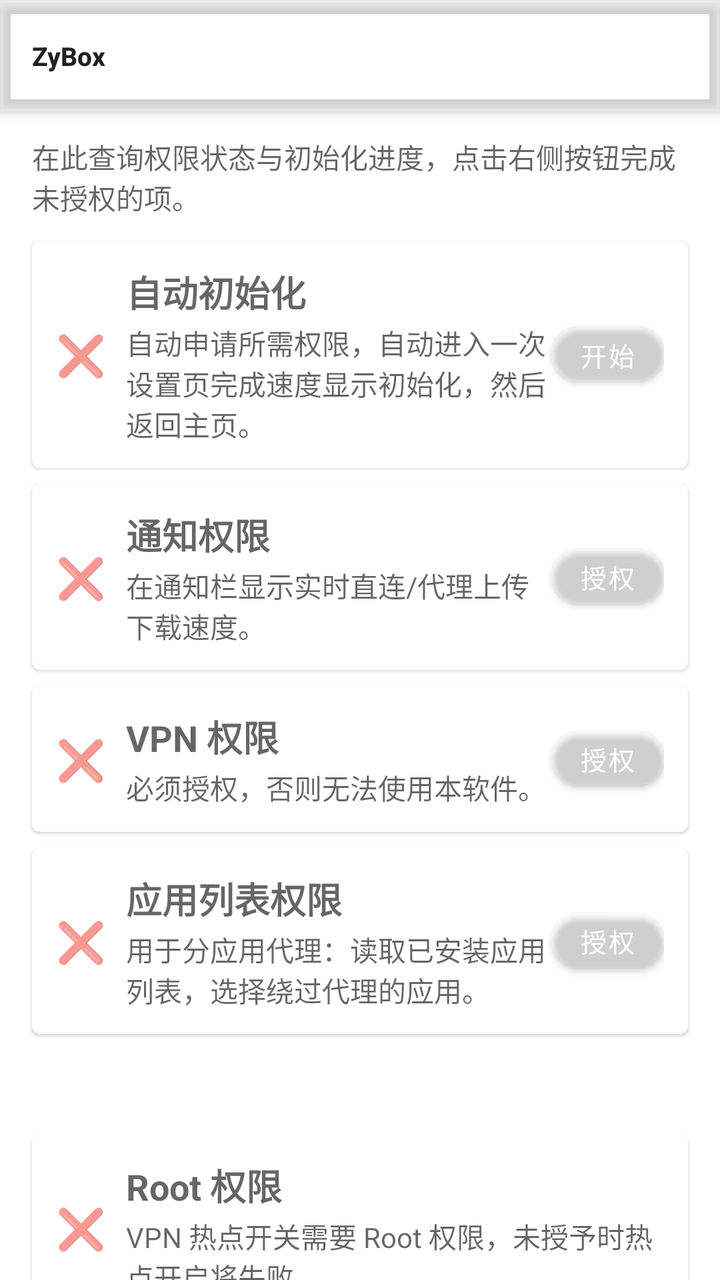
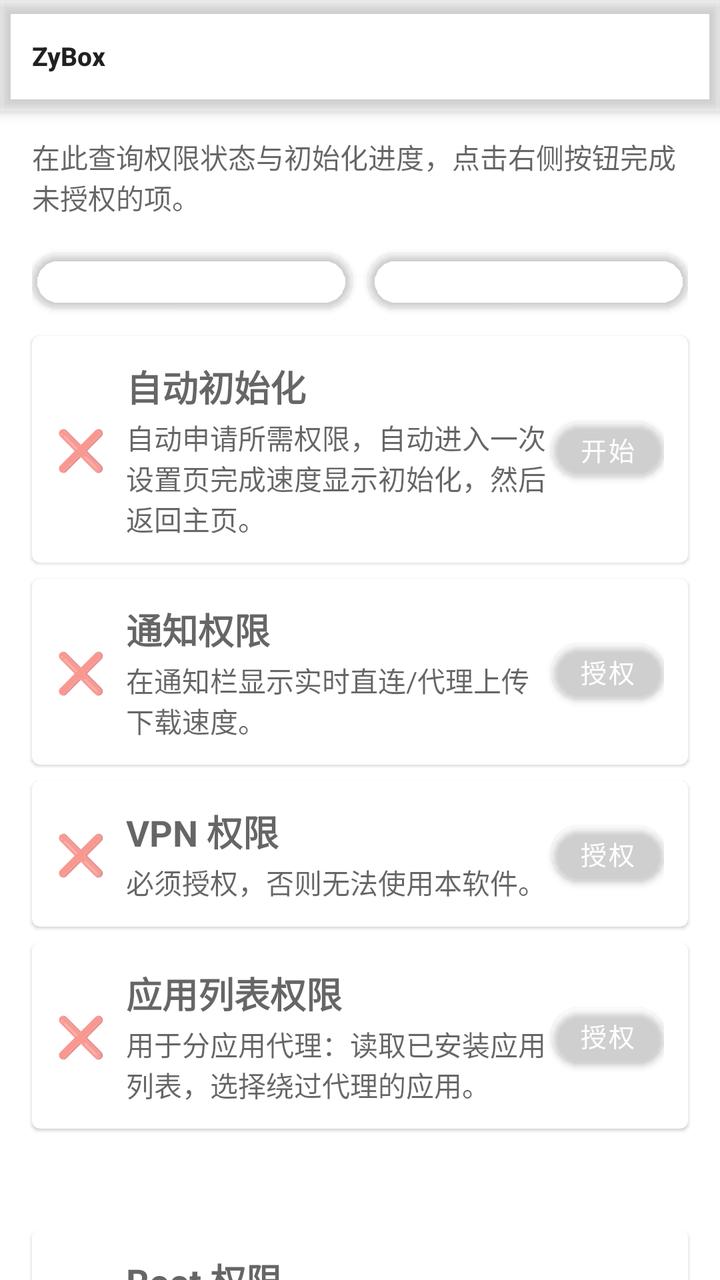

Before-and-after screenshots of an Android layout around one commit, followed by the original layout XML and the change that was made.
<!-- AndroidManifest.xml: application theme Theme.Start -->
<!-- res/layout/layout_zybox_permission.xml -->
<?xml version="1.0" encoding="utf-8"?>
<LinearLayout xmlns:android="http://schemas.android.com/apk/res/android"
    xmlns:app="http://schemas.android.com/apk/res-auto"
    android:layout_width="match_parent"
    android:layout_height="match_parent"
    android:orientation="vertical"
    android:background="?android:windowBackground">

    <include
        layout="@layout/layout_appbar"
        android:layout_width="match_parent"
        android:layout_height="wrap_content" />

    <androidx.core.widget.NestedScrollView
        android:layout_width="match_parent"
        android:layout_height="match_parent"
        android:overScrollMode="never"
        android:scrollbars="none">

        <LinearLayout
            android:layout_width="match_parent"
            android:layout_height="wrap_content"
            android:orientation="vertical"
            android:padding="12dp">

            <TextView
                android:layout_width="match_parent"
                android:layout_height="wrap_content"
                android:layout_marginStart="4dp"
                android:layout_marginEnd="4dp"
                android:layout_marginBottom="8dp"
                android:text="@string/zybox_permission_hint"
                android:textAppearance="?android:attr/textAppearanceSmall"
                android:textColor="?android:attr/textColorSecondary" />

            
            <com.google.android.material.card.MaterialCardView
                android:layout_width="match_parent"
                android:layout_height="wrap_content"
                android:layout_margin="4dp"
                app:cardElevation="1dp">

                <LinearLayout
                    android:layout_width="match_parent"
                    android:layout_height="wrap_content"
                    android:gravity="center_vertical"
                    android:orientation="horizontal"
                    android:padding="12dp">

                    <TextView
                        android:id="@+id/perm_status_auto"
                        android:layout_width="wrap_content"
                        android:layout_height="wrap_content"
                        android:text="❌"
                        android:textSize="20sp" />

                    <LinearLayout
                        android:layout_width="0dp"
                        android:layout_height="wrap_content"
                        android:layout_marginStart="10dp"
                        android:layout_weight="1"
                        android:orientation="vertical">

                        <TextView
                            android:layout_width="wrap_content"
                            android:layout_height="wrap_content"
                            android:text="@string/zybox_init_auto"
                            android:textAppearance="?android:attr/textAppearanceMedium"
                            android:textStyle="bold" />

                        <TextView
                            android:layout_width="wrap_content"
                            android:layout_height="wrap_content"
                            android:layout_marginTop="2dp"
                            android:text="@string/zybox_init_auto_sum"
                            android:textAppearance="?android:attr/textAppearanceSmall"
                            android:textColor="?android:attr/textColorSecondary" />
                    </LinearLayout>

                    <com.google.android.material.button.MaterialButton
                        android:id="@+id/perm_btn_auto"
                        style="@style/Widget.MaterialComponents.Button.ZyBox"
                        android:layout_width="wrap_content"
                        android:layout_height="wrap_content"
                        android:minWidth="0dp"
                        android:minHeight="0dp"
                        android:paddingStart="14dp"
                        android:paddingEnd="14dp"
                        android:text="@string/zybox_init_start"
                        android:textSize="13sp" />
                </LinearLayout>
            </com.google.android.material.card.MaterialCardView>

            
            <com.google.android.material.card.MaterialCardView
                android:layout_width="match_parent"
                android:layout_height="wrap_content"
                android:layout_margin="4dp"
                app:cardElevation="1dp">

                <LinearLayout
                    android:layout_width="match_parent"
                    android:layout_height="wrap_content"
                    android:gravity="center_vertical"
                    android:orientation="horizontal"
                    android:padding="12dp">

                    <TextView
                        android:id="@+id/perm_status_notif"
                        android:layout_width="wrap_content"
                        android:layout_height="wrap_content"
                        android:text="❌"
                        android:textSize="20sp" />

                    <LinearLayout
                        android:layout_width="0dp"
                        android:layout_height="wrap_content"
                        android:layout_marginStart="10dp"
                        android:layout_weight="1"
                        android:orientation="vertical">

                        <TextView
                            android:layout_width="wrap_content"
                            android:layout_height="wrap_content"
                            android:text="@string/zybox_init_notif"
                            android:textAppearance="?android:attr/textAppearanceMedium"
                            android:textStyle="bold" />

                        <TextView
                            android:layout_width="wrap_content"
                            android:layout_height="wrap_content"
                            android:layout_marginTop="2dp"
                            android:text="@string/zybox_init_notif_sum"
                            android:textAppearance="?android:attr/textAppearanceSmall"
                            android:textColor="?android:attr/textColorSecondary" />
                    </LinearLayout>

                    <com.google.android.material.button.MaterialButton
                        android:id="@+id/perm_btn_notif"
                        style="@style/Widget.MaterialComponents.Button.ZyBox"
                        android:layout_width="wrap_content"
                        android:layout_height="wrap_content"
                        android:minWidth="0dp"
                        android:minHeight="0dp"
                        android:paddingStart="14dp"
                        android:paddingEnd="14dp"
                        android:text="@string/zybox_init_grant"
                        android:textSize="13sp" />
                </LinearLayout>
            </com.google.android.material.card.MaterialCardView>

            
            <com.google.android.material.card.MaterialCardView
                android:layout_width="match_parent"
                android:layout_height="wrap_content"
                android:layout_margin="4dp"
                app:cardElevation="1dp">

                <LinearLayout
                    android:layout_width="match_parent"
                    android:layout_height="wrap_content"
                    android:gravity="center_vertical"
                    android:orientation="horizontal"
                    android:padding="12dp">

                    <TextView
                        android:id="@+id/perm_status_vpn"
                        android:layout_width="wrap_content"
                        android:layout_height="wrap_content"
                        android:text="❌"
                        android:textSize="20sp" />

                    <LinearLayout
                        android:layout_width="0dp"
                        android:layout_height="wrap_content"
                        android:layout_marginStart="10dp"
                        android:layout_weight="1"
                        android:orientation="vertical">

                        <TextView
                            android:layout_width="wrap_content"
                            android:layout_height="wrap_content"
                            android:text="@string/zybox_init_vpn"
                            android:textAppearance="?android:attr/textAppearanceMedium"
                            android:textStyle="bold" />

                        <TextView
                            android:layout_width="wrap_content"
                            android:layout_height="wrap_content"
                            android:layout_marginTop="2dp"
                            android:text="@string/zybox_init_vpn_sum"
                            android:textAppearance="?android:attr/textAppearanceSmall"
                            android:textColor="?android:attr/textColorSecondary" />
                    </LinearLayout>

                    <com.google.android.material.button.MaterialButton
                        android:id="@+id/perm_btn_vpn"
                        style="@style/Widget.MaterialComponents.Button.ZyBox"
                        android:layout_width="wrap_content"
                        android:layout_height="wrap_content"
                        android:minWidth="0dp"
                        android:minHeight="0dp"
                        android:paddingStart="14dp"
                        android:paddingEnd="14dp"
                        android:text="@string/zybox_init_grant"
                        android:textSize="13sp" />
                </LinearLayout>
            </com.google.android.material.card.MaterialCardView>

            
            <com.google.android.material.card.MaterialCardView
                android:layout_width="match_parent"
                android:layout_height="wrap_content"
                android:layout_margin="4dp"
                app:cardElevation="1dp">

                <LinearLayout
                    android:layout_width="match_parent"
                    android:layout_height="wrap_content"
                    android:gravity="center_vertical"
                    android:orientation="horizontal"
                    android:padding="12dp">

                    <TextView
                        android:id="@+id/perm_status_apps"
                        android:layout_width="wrap_content"
                        android:layout_height="wrap_content"
                        android:text="❌"
                        android:textSize="20sp" />

                    <LinearLayout
                        android:layout_width="0dp"
                        android:layout_height="wrap_content"
                        android:layout_marginStart="10dp"
                        android:layout_weight="1"
                        android:orientation="vertical">

                        <TextView
                            android:layout_width="wrap_content"
                            android:layout_height="wrap_content"
                            android:text="@string/zybox_init_apps"
                            android:textAppearance="?android:attr/textAppearanceMedium"
                            android:textStyle="bold" />

                        <TextView
                            android:layout_width="wrap_content"
                            android:layout_height="wrap_content"
                            android:layout_marginTop="2dp"
                            android:text="@string/zybox_init_apps_sum"
                            android:textAppearance="?android:attr/textAppearanceSmall"
                            android:textColor="?android:attr/textColorSecondary" />
                    </LinearLayout>

                    <com.google.android.material.button.MaterialButton
                        android:id="@+id/perm_btn_apps"
                        style="@style/Widget.MaterialComponents.Button.ZyBox"
                        android:layout_width="wrap_content"
                        android:layout_height="wrap_content"
                        android:minWidth="0dp"
                        android:minHeight="0dp"
                        android:paddingStart="14dp"
                        android:paddingEnd="14dp"
                        android:text="@string/zybox_init_grant"
                        android:textSize="13sp" />
                </LinearLayout>
            </com.google.android.material.card.MaterialCardView>

            
            <TextView
                android:layout_width="match_parent"
                android:layout_height="wrap_content"
                android:layout_marginStart="4dp"
                android:layout_marginTop="12dp"
                android:layout_marginEnd="4dp"
                android:layout_marginBottom="4dp"
                android:text="@string/zybox_vpn_hotspot_section"
                android:textAppearance="?android:attr/textAppearanceMedium"
                android:textStyle="bold"
                android:textColor="?attr/colorPrimary" />

            
            <com.google.android.material.card.MaterialCardView
                android:layout_width="match_parent"
                android:layout_height="wrap_content"
                android:layout_margin="4dp"
                app:cardElevation="1dp">

                <LinearLayout
                    android:layout_width="match_parent"
                    android:layout_height="wrap_content"
                    android:gravity="center_vertical"
                    android:orientation="horizontal"
                    android:padding="12dp">

                    <TextView
                        android:id="@+id/perm_status_root"
                        android:layout_width="wrap_content"
                        android:layout_height="wrap_content"
                        android:text="❌"
                        android:textSize="20sp" />

                    <LinearLayout
                        android:layout_width="0dp"
                        android:layout_height="wrap_content"
                        android:layout_marginStart="10dp"
                        android:layout_weight="1"
                        android:orientation="vertical">

                        <TextView
                            android:layout_width="wrap_content"
                            android:layout_height="wrap_content"
                            android:text="@string/zybox_permission_root"
                            android:textAppearance="?android:attr/textAppearanceMedium"
                            android:textStyle="bold" />

                        <TextView
                            android:layout_width="wrap_content"
                            android:layout_height="wrap_content"
                            android:layout_marginTop="2dp"
                            android:text="@string/zybox_permission_root_sum"
                            android:textAppearance="?android:attr/textAppearanceSmall"
                            android:textColor="?android:attr/textColorSecondary" />
                    </LinearLayout>
                </LinearLayout>
            </com.google.android.material.card.MaterialCardView>

            
            <TextView
                android:layout_width="match_parent"
                android:layout_height="wrap_content"
                android:layout_marginStart="4dp"
                android:layout_marginTop="12dp"
                android:layout_marginEnd="4dp"
                android:layout_marginBottom="4dp"
                android:text="@string/zybox_opt_section"
                android:textAppearance="?android:attr/textAppearanceMedium"
                android:textStyle="bold"
                android:textColor="?attr/colorPrimary" />

            
            <LinearLayout
                android:id="@+id/perm_btn_route"
                android:layout_width="match_parent"
                android:layout_height="wrap_content"
                android:layout_margin="4dp"
                android:background="@drawable/zybox_ping_capsule"
                android:gravity="center_vertical"
                android:orientation="horizontal"
                android:padding="12dp"
                android:clickable="true"
                android:focusable="true">

                <TextView
                    android:layout_width="wrap_content"
                    android:layout_height="wrap_content"
                    android:text="▶"
                    android:textSize="16sp"
                    android:textColor="@color/material_pink_500" />

                <LinearLayout
                    android:layout_width="0dp"
                    android:layout_height="wrap_content"
                    android:layout_marginStart="10dp"
                    android:layout_weight="1"
                    android:orientation="vertical">

                    <TextView
                        android:layout_width="wrap_content"
                        android:layout_height="wrap_content"
                        android:text="@string/zybox_init_route_all"
                        android:textAppearance="?android:attr/textAppearanceMedium"
                        android:textStyle="bold" />

                    <TextView
                        android:layout_width="wrap_content"
                        android:layout_height="wrap_content"
                        android:layout_marginTop="2dp"
                        android:text="@string/zybox_init_route_all_sum"
                        android:textAppearance="?android:attr/textAppearanceSmall"
                        android:textColor="?android:attr/textColorSecondary" />
                </LinearLayout>
            </LinearLayout>

            
            <LinearLayout
                android:id="@+id/perm_btn_apps_import"
                android:layout_width="match_parent"
                android:layout_height="wrap_content"
                android:layout_margin="4dp"
                android:background="@drawable/zybox_ping_capsule"
                android:gravity="center_vertical"
                android:orientation="horizontal"
                android:padding="12dp"
                android:clickable="true"
                android:focusable="true">

                <TextView
                    android:layout_width="wrap_content"
                    android:layout_height="wrap_content"
                    android:text="▶"
                    android:textSize="16sp"
                    android:textColor="@color/material_pink_500" />

                <LinearLayout
                    android:layout_width="0dp"
                    android:layout_height="wrap_content"
                    android:layout_marginStart="10dp"
                    android:layout_weight="1"
                    android:orientation="vertical">

                    <TextView
                        android:layout_width="wrap_content"
                        android:layout_height="wrap_content"
                        android:text="@string/zybox_init_apps_import"
                        android:textAppearance="?android:attr/textAppearanceMedium"
                        android:textStyle="bold" />

                    <TextView
                        android:layout_width="wrap_content"
                        android:layout_height="wrap_content"
                        android:layout_marginTop="2dp"
                        android:text="@string/zybox_init_apps_import_sum"
                        android:textAppearance="?android:attr/textAppearanceSmall"
                        android:textColor="?android:attr/textColorSecondary" />
                </LinearLayout>
            </LinearLayout>

        </LinearLayout>
    </androidx.core.widget.NestedScrollView>
</LinearLayout>
<!-- res/layout/layout_appbar.xml (included above) -->
<?xml version="1.0" encoding="utf-8"?>
<com.google.android.material.appbar.AppBarLayout xmlns:android="http://schemas.android.com/apk/res/android"
    xmlns:app="http://schemas.android.com/apk/res-auto"
    android:id="@+id/appbar"
    android:layout_width="match_parent"
    android:layout_height="?attr/actionBarSize"
    android:background="?attr/colorPrimary"
    android:elevation="4dp">

    <com.google.android.material.appbar.MaterialToolbar
        android:id="@+id/toolbar"
        android:layout_width="match_parent"
        android:layout_height="match_parent"
        android:background="?attr/colorPrimary"
        android:theme="?actionBarTheme"
        android:touchscreenBlocksFocus="false"
        app:popupTheme="@style/ThemeOverlay.AppCompat.DayNight"
        app:title="@string/app_name"
        app:titleTextAppearance="@style/ZyBoxToolbarTitle" />
</com.google.android.material.appbar.AppBarLayout>
<!-- resources referenced by this layout -->
<resources>
  <color name="material_pink_500">#E91E63</color>
  <!-- drawable zybox_ping_capsule (drawable) -->
  <?xml version="1.0" encoding="utf-8"?>
  <shape xmlns:android="http://schemas.android.com/apk/res/android"
      android:shape="rectangle">
      <solid android:color="@color/zybox_ping_bg" />
      <corners android:radius="10dp" />
  </shape>
  <string name="app_name" translatable="false">ZyBox</string>
  <string name="zybox_init_apps">应用列表权限</string>
  <string name="zybox_init_apps_import">分应用代理绕过配置一键设置</string>
  <string name="zybox_init_apps_import_sum">作者自用配置，可在设置里进行修改；列表内应用全部走直连。</string>
  <string name="zybox_init_apps_sum">用于分应用代理：读取已安装应用列表，选择绕过代理的应用。</string>
  <string name="zybox_init_auto">自动初始化</string>
  <string name="zybox_init_auto_sum">自动申请所需权限，自动进入一次设置页完成速度显示初始化，然后返回主页。</string>
  <string name="zybox_init_grant">授权</string>
  <string name="zybox_init_notif">通知权限</string>
  <string name="zybox_init_notif_sum">在通知栏显示实时直连/代理上传下载速度。</string>
  <string name="zybox_init_route_all">路由规则一键开启</string>
  <string name="zybox_init_route_all_sum">切换到路由页，将所有规则全部打开，然后回到主页。</string>
  <string name="zybox_init_start">开始</string>
  <string name="zybox_init_vpn">VPN 权限</string>
  <string name="zybox_init_vpn_sum">必须授权，否则无法使用本软件。</string>
  <string name="zybox_opt_section">可选（非必须）</string>
  <string name="zybox_permission_hint">在此查询权限状态与初始化进度，点击右侧按钮完成未授权的项。</string>
  <string name="zybox_permission_root">Root 权限</string>
  <string name="zybox_permission_root_sum">VPN 热点开关需要 Root 权限，未授予时热点开启将失败。</string>
  <string name="zybox_vpn_hotspot_section">VPN 热点权限</string>
  <style name="Widget.MaterialComponents.Button.ZyBox" parent="Widget.MaterialComponents.Button">
          <item name="cornerRadius">16dp</item>
          <item name="android:minHeight">48dp</item>
          <item name="android:textSize">14sp</item>
      </style>
  <style name="ZyBoxToolbarTitle" parent="TextAppearance.Widget.AppCompat.Toolbar.Title">
          <item name="android:textSize">13sp</item>
          <item name="android:textStyle">bold</item>
      </style>
  <style name="Theme.Start" parent="Theme.MaterialComponents.DayNight">
          <item name="android:navigationBarColor">@android:color/transparent</item>
          <item name="colorPrimary">@android:color/transparent</item>
          <item name="colorPrimaryDark">@android:color/transparent</item>
          <item name="android:backgroundDimEnabled">false</item>
          <item name="android:windowNoTitle">true</item>
          <item name="windowActionBar">false</item>
          <item name="windowNoTitle">true</item>
      </style>
  <color name="zybox_ping_bg">#1A5B7CFA</color>
</resources>

<!-- the commit's change to res/layout/layout_zybox_permission.xml (unified diff, before → after) -->
@@ -32,6 +32,40 @@
                 android:text="@string/zybox_permission_hint"
                 android:textAppearance="?android:attr/textAppearanceSmall"
                 android:textColor="?android:attr/textColorSecondary" />
+
+            
+            <LinearLayout
+                android:layout_width="match_parent"
+                android:layout_height="wrap_content"
+                android:layout_margin="4dp"
+                android:orientation="horizontal">
+
+                <com.google.android.material.button.MaterialButton
+                    android:id="@+id/perm_btn_all_required"
+                    style="@style/Widget.MaterialComponents.Button.ZyBox"
+                    android:layout_width="0dp"
+                    android:layout_height="wrap_content"
+                    android:layout_marginEnd="4dp"
+                    android:layout_weight="1"
+                    android:minHeight="0dp"
+                    android:paddingStart="8dp"
+                    android:paddingEnd="8dp"
+                    android:text="@string/zybox_oneclick_required"
+                    android:textSize="13sp" />
+
+                <com.google.android.material.button.MaterialButton
+                    android:id="@+id/perm_btn_all_optional"
+                    style="@style/Widget.MaterialComponents.Button.ZyBox"
+                    android:layout_width="0dp"
+                    android:layout_height="wrap_content"
+                    android:layout_marginStart="4dp"
+                    android:layout_weight="1"
+                    android:minHeight="0dp"
+                    android:paddingStart="8dp"
+                    android:paddingEnd="8dp"
+                    android:text="@string/zybox_oneclick_all"
+                    android:textSize="13sp" />
+            </LinearLayout>
 
             
             <com.google.android.material.card.MaterialCardView
<!-- resource entries referenced after the edit -->
@@ -23,10 +23,12 @@
   <string name="zybox_init_start">开始</string>
   <string name="zybox_init_vpn">VPN 权限</string>
   <string name="zybox_init_vpn_sum">必须授权，否则无法使用本软件。</string>
+  <string name="zybox_oneclick_all">一键所有(含可选)</string>
+  <string name="zybox_oneclick_required">一键必须</string>
   <string name="zybox_opt_section">可选（非必须）</string>
   <string name="zybox_permission_hint">在此查询权限状态与初始化进度，点击右侧按钮完成未授权的项。</string>
   <string name="zybox_permission_root">Root 权限</string>
-  <string name="zybox_permission_root_sum">VPN 热点开关需要 Root 权限，未授予时热点开启将失败。</string>
+  <string name="zybox_permission_root_sum">开启热点和 VPN 后，连接热点的用户可以共用代理；不给予 Root 权限不影响 VPN 单独功能使用</string>
   <string name="zybox_vpn_hotspot_section">VPN 热点权限</string>
   <style name="Widget.MaterialComponents.Button.ZyBox" parent="Widget.MaterialComponents.Button">
           <item name="cornerRadius">16dp</item>
